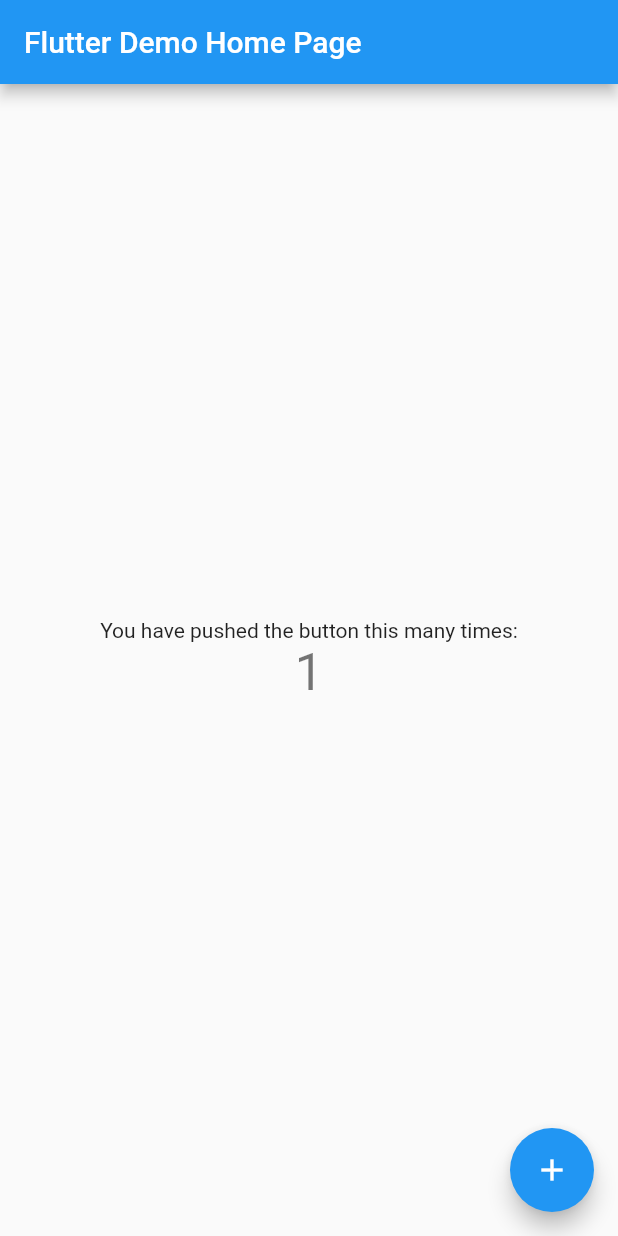
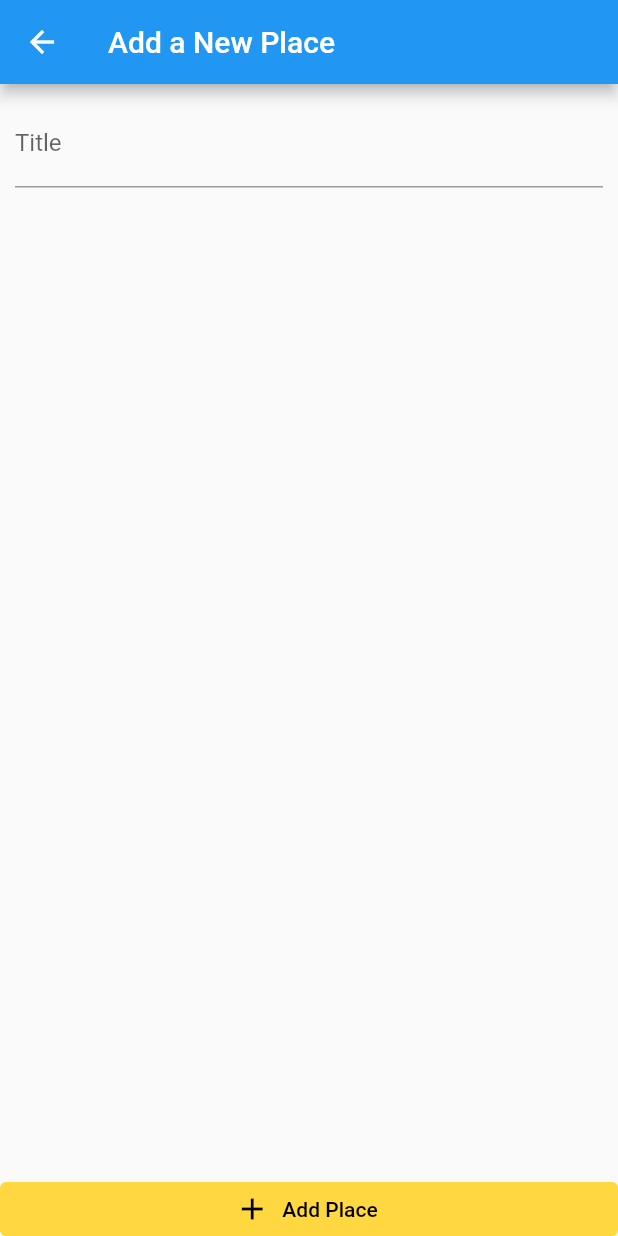
Before and after one commit to Nhh124/Great-places-app, a Flutter app: the screen it shows after launch, after a tap on the "add" icon, on a phone screen of 412 x 824 dp. Run offline on Flutter 3.47's test engine with Material 2 defaults, Android fonts, the phone set to English and light mode, and no system bars.

Commit message:
WIP | add PlacesList Screen
add Detail PlacesList Screen and Add PlaceScreen

```diff
--- a/great_places_app/lib/main.dart
+++ b/great_places_app/lib/main.dart
@@ -1,4 +1,8 @@
 import 'package:flutter/material.dart';
+import '/screens/add_place_screen.dart';
+import '/screens/places_list_screen.dart';
+import '/provider/great_places.dart';
+import 'package:provider/provider.dart';
 
 void main() {
   runApp(const MyApp());
@@ -7,109 +11,20 @@ void main() {
 class MyApp extends StatelessWidget {
   const MyApp({Key? key}) : super(key: key);
 
-  // This widget is the root of your application.
   @override
   Widget build(BuildContext context) {
-    return MaterialApp(
-      title: 'Flutter Demo',
-      theme: ThemeData(
-        // This is the theme of your application.
-        //
-        // Try running your application with "flutter run". You'll see the
-        // application has a blue toolbar. Then, without quitting the app, try
-        // changing the primarySwatch below to Colors.green and then invoke
-        // "hot reload" (press "r" in the console where you ran "flutter run",
-        // or simply save your changes to "hot reload" in a Flutter IDE).
-        // Notice that the counter didn't reset back to zero; the application
-        // is not restarted.
-        primarySwatch: Colors.blue,
+    return ChangeNotifierProvider.value(
+      value: GreatPlaces(),
+      child: MaterialApp(
+        title: 'Great Places',
+        theme: ThemeData(
+          primarySwatch: Colors.blue,
+        ),
+        home: const PlacesListScreen(),
+        routes: {
+          AddPlaceScreen.routeName: (context) => const AddPlaceScreen(),
+        },
       ),
-      home: const MyHomePage(title: 'Flutter Demo Home Page'),
     );
   }
 }
-
-class MyHomePage extends StatefulWidget {
-  const MyHomePage({Key? key, required this.title}) : super(key: key);
-
-  // This widget is the home page of your application. It is stateful, meaning
-  // that it has a State object (defined below) that contains fields that affect
-  // how it looks.
-
-  // This class is the configuration for the state. It holds the values (in this
-  // case the title) provided by the parent (in this case the App widget) and
-  // used by the build method of the State. Fields in a Widget subclass are
-  // always marked "final".
-
-  final String title;
-
-  @override
-  State<MyHomePage> createState() => _MyHomePageState();
-}
-
-class _MyHomePageState extends State<MyHomePage> {
-  int _counter = 0;
-
-  void _incrementCounter() {
-    setState(() {
-      // This call to setState tells the Flutter framework that something has
-      // changed in this State, which causes it to rerun the build method below
-      // so that the display can reflect the updated values. If we changed
-      // _counter without calling setState(), then the build method would not be
-      // called again, and so nothing would appear to happen.
-      _counter++;
-    });
-  }
-
-  @override
-  Widget build(BuildContext context) {
-    // This method is rerun every time setState is called, for instance as done
-    // by the _incrementCounter method above.
-    //
-    // The Flutter framework has been optimized to make rerunning build methods
-    // fast, so that you can just rebuild anything that needs updating rather
-    // than having to individually change instances of widgets.
-    return Scaffold(
-      appBar: AppBar(
-        // Here we take the value from the MyHomePage object that was created by
-        // the App.build method, and use it to set our appbar title.
-        title: Text(widget.title),
-      ),
-      body: Center(
-        // Center is a layout widget. It takes a single child and positions it
-        // in the middle of the parent.
-        child: Column(
-          // Column is also a layout widget. It takes a list of children and
-          // arranges them vertically. By default, it sizes itself to fit its
-          // children horizontally, and tries to be as tall as its parent.
-          //
-          // Invoke "debug painting" (press "p" in the console, choose the
-          // "Toggle Debug Paint" action from the Flutter Inspector in Android
-          // Studio, or the "Toggle Debug Paint" command in Visual Studio Code)
-          // to see the wireframe for each widget.
-          //
-          // Column has various properties to control how it sizes itself and
-          // how it positions its children. Here we use mainAxisAlignment to
-          // center the children vertically; the main axis here is the vertical
-          // axis because Columns are vertical (the cross axis would be
-          // horizontal).
-          mainAxisAlignment: MainAxisAlignment.center,
-          children: <Widget>[
-            const Text(
-              'You have pushed the button this many times:',
-            ),
-            Text(
-              '$_counter',
-              style: Theme.of(context).textTheme.headline4,
-            ),
-          ],
-        ),
-      ),
-      floatingActionButton: FloatingActionButton(
-        onPressed: _incrementCounter,
-        tooltip: 'Increment',
-        child: const Icon(Icons.add),
-      ), // This trailing comma makes auto-formatting nicer for build methods.
-    );
-  }
-}
--- /dev/null
+++ b/great_places_app/lib/model/place.dart
@@ -0,0 +1,26 @@
+// ignore_for_file: public_member_api_docs, sort_constructors_first
+import 'dart:io';
+
+class PlaceLocation {
+  final double longtitude;
+  final double lattitude;
+  final String address;
+  PlaceLocation({
+    required this.longtitude,
+    required this.lattitude,
+    required this.address,
+  });
+}
+
+class Place {
+  final String id;
+  final String title;
+  final File image;
+  final PlaceLocation location;
+  Place({
+    required this.id,
+    required this.title,
+    required this.image,
+    required this.location,
+  });
+}
--- /dev/null
+++ b/great_places_app/lib/provider/great_places.dart
@@ -0,0 +1,11 @@
+import 'package:flutter/foundation.dart';
+
+import '../model/place.dart';
+
+class GreatPlaces with ChangeNotifier {
+  final List<Place> _items = [];
+
+  List<Place> get item {
+    return [..._items];
+  }
+}
--- /dev/null
+++ b/great_places_app/lib/screens/add_place_screen.dart
@@ -0,0 +1,67 @@
+import 'package:flutter/material.dart';
+
+class AddPlaceScreen extends StatefulWidget {
+  const AddPlaceScreen({Key? key}) : super(key: key);
+  static const routeName = '/add-place';
+
+  @override
+  State<AddPlaceScreen> createState() => _AddPlaceScreenState();
+}
+
+class _AddPlaceScreenState extends State<AddPlaceScreen> {
+  final _titleController = TextEditingController();
+  @override
+  Widget build(BuildContext context) {
+    return Scaffold(
+      appBar: AppBar(
+        title: const Text('Add a New Place'),
+      ),
+      body: Column(
+        crossAxisAlignment: CrossAxisAlignment.stretch,
+        children: [
+          Expanded(
+            child: SingleChildScrollView(
+              child: Padding(
+                padding: const EdgeInsets.all(10.0),
+                child: Column(
+                  children: [
+                    TextField(
+                      decoration: const InputDecoration(
+                        label: Text('Title'),
+                      ),
+                      controller: _titleController,
+                    ),
+                    const SizedBox(
+                      height: 10,
+                    ),
+                    Container(),
+                    TextButton(
+                      onPressed: () {},
+                      child: const Text(''),
+                    ),
+                  ],
+                ),
+              ),
+            ),
+          ),
+          ElevatedButton.icon(
+            onPressed: () {},
+            icon: const Icon(
+              Icons.add,
+              color: Colors.black,
+            ),
+            label: const Text(
+              'Add Place',
+              style: TextStyle(color: Colors.black),
+            ),
+            style: ElevatedButton.styleFrom(
+              elevation: 0,
+              tapTargetSize: MaterialTapTargetSize.shrinkWrap,
+              primary: Colors.amberAccent,
+            ),
+          ),
+        ],
+      ),
+    );
+  }
+}
--- /dev/null
+++ b/great_places_app/lib/screens/places_list_screen.dart
@@ -0,0 +1,26 @@
+import 'package:flutter/material.dart';
+import '/screens/add_place_screen.dart';
+
+class PlacesListScreen extends StatelessWidget {
+  const PlacesListScreen({Key? key}) : super(key: key);
+
+  @override
+  Widget build(BuildContext context) {
+    return Scaffold(
+      appBar: AppBar(
+        title: const Text('Your Places'),
+        actions: [
+          IconButton(
+            onPressed: () {
+              Navigator.pushNamed(context, AddPlaceScreen.routeName);
+            },
+            icon: const Icon(Icons.add),
+          ),
+        ],
+      ),
+      body: const Center(
+        child: CircularProgressIndicator(),
+      ),
+    );
+  }
+}
--- a/great_places_app/pubspec.yaml
+++ b/great_places_app/pubspec.yaml
@@ -34,6 +34,7 @@ dependencies:
   # The following adds the Cupertino Icons font to your application.
   # Use with the CupertinoIcons class for iOS style icons.
   cupertino_icons: ^1.0.2
+  provider: ^6.0.3
 
 dev_dependencies:
   flutter_test:
```
Also changed, not shown: great_places_app/lib/screens/place_detail_screen.dart (added), great_places_app/pubspec.lock.
